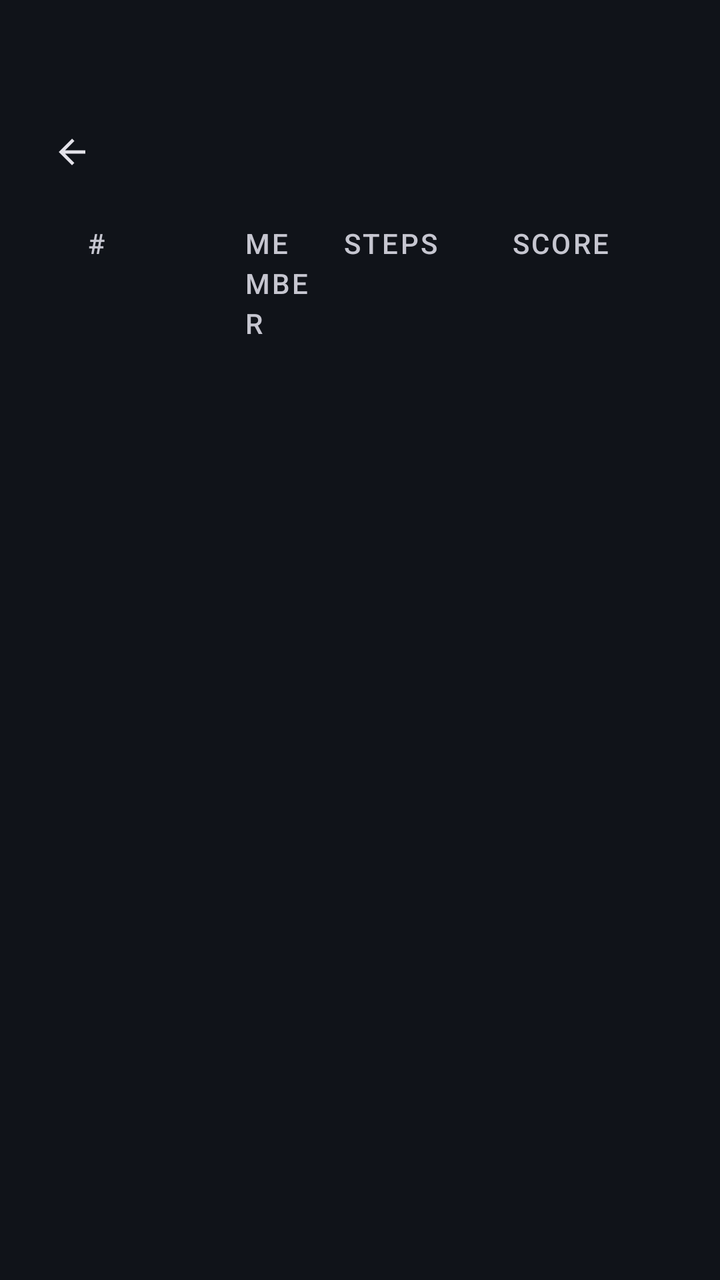
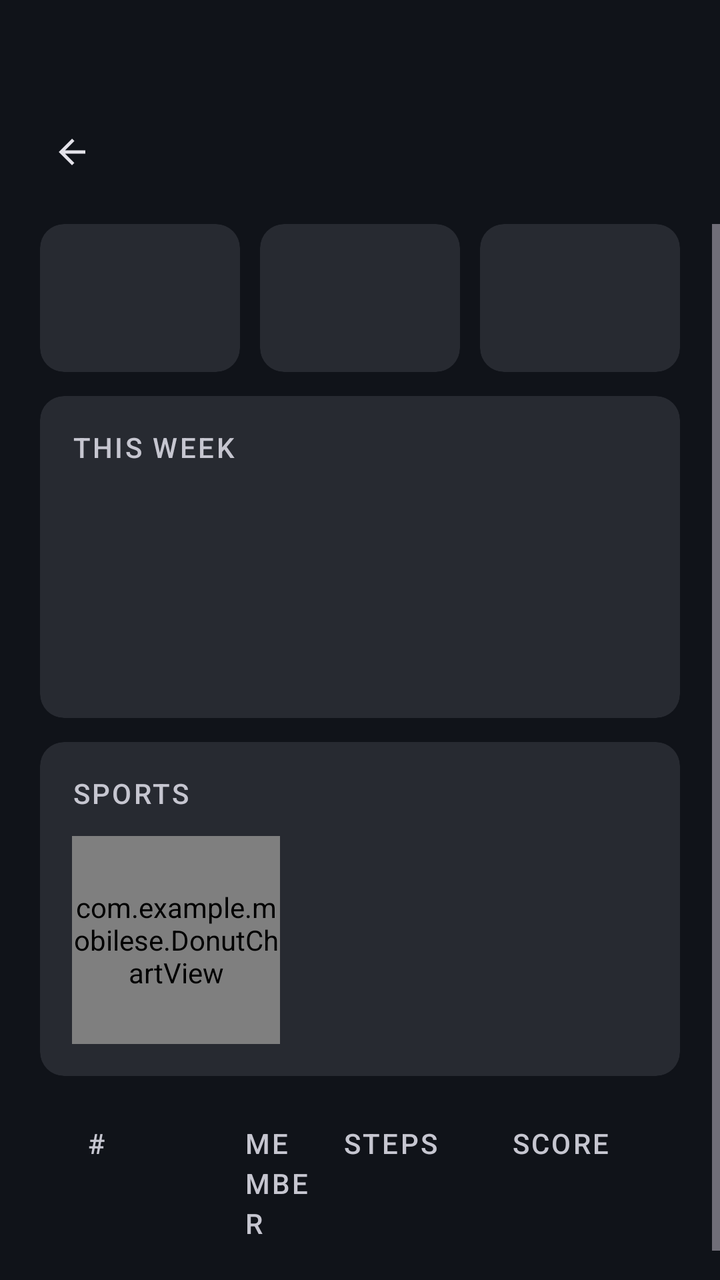

Two renders of the same Android screen: before a commit and after it. Below are the layout's source before the change and the commit's diff.
<!-- AndroidManifest.xml: application theme Theme.MobileSE -->
<!-- res/layout/screen_leaderboard.xml -->
<?xml version="1.0" encoding="utf-8"?>
<androidx.constraintlayout.widget.ConstraintLayout xmlns:android="http://schemas.android.com/apk/res/android"
    xmlns:app="http://schemas.android.com/apk/res-auto"
    android:layout_width="match_parent"
    android:layout_height="match_parent"
    android:background="?attr/colorSurface">

    <include
        android:id="@+id/topBar"
        layout="@layout/part_top_bar"
        app:layout_constraintTop_toTopOf="parent" />

    
    <ScrollView
        android:layout_width="match_parent"
        android:layout_height="0dp"
        android:fillViewport="true"
        android:clipToPadding="false"
        app:layout_constraintTop_toBottomOf="@id/topBar"
        app:layout_constraintBottom_toBottomOf="parent">

        <androidx.constraintlayout.widget.ConstraintLayout
            android:layout_width="match_parent"
            android:layout_height="wrap_content">

        <LinearLayout
            style="@style/ContentColumn"
            android:paddingBottom="24dp">

            <LinearLayout
                android:layout_width="match_parent"
                android:layout_height="wrap_content"
                android:orientation="horizontal"
                android:paddingStart="14dp"
                android:paddingEnd="14dp"
                android:paddingBottom="10dp">

                <TextView
                    style="@style/TextAppearance.CrewFit.SectionLabel"
                    android:layout_width="28dp"
                    android:layout_height="wrap_content"
                    android:gravity="center"
                    android:text="@string/rank_header" />

                <TextView
                    style="@style/TextAppearance.CrewFit.SectionLabel"
                    android:layout_width="0dp"
                    android:layout_height="wrap_content"
                    android:layout_weight="1"
                    android:layout_marginStart="60dp"
                    android:text="@string/member_header" />

                
                <TextView
                    style="@style/TextAppearance.CrewFit.SectionLabel"
                    android:layout_width="@dimen/leaderboard_steps_column"
                    android:layout_height="wrap_content"
                    android:layout_marginStart="8dp"
                    android:gravity="center"
                    android:maxLines="1"
                    android:text="@string/steps_header" />

                <TextView
                    style="@style/TextAppearance.CrewFit.SectionLabel"
                    android:layout_width="@dimen/leaderboard_score_column"
                    android:layout_height="wrap_content"
                    android:layout_marginStart="8dp"
                    android:gravity="center"
                    android:maxLines="1"
                    android:text="@string/score_header" />
            </LinearLayout>

            <LinearLayout
                android:id="@+id/llLeaderboardContainer"
                android:layout_width="match_parent"
                android:layout_height="wrap_content"
                android:orientation="vertical" />
        </LinearLayout>
        </androidx.constraintlayout.widget.ConstraintLayout>
    </ScrollView>

</androidx.constraintlayout.widget.ConstraintLayout>
<!-- res/layout/part_top_bar.xml (included above) -->
<?xml version="1.0" encoding="utf-8"?>
<androidx.constraintlayout.widget.ConstraintLayout xmlns:android="http://schemas.android.com/apk/res/android"
    xmlns:app="http://schemas.android.com/apk/res-auto"
    android:layout_width="match_parent"
    android:layout_height="wrap_content"
    android:paddingTop="@dimen/top_bar_padding_top"
    android:paddingBottom="12dp">

    <com.google.android.material.button.MaterialButton
        android:id="@+id/btnTopBarBack"
        style="@style/Widget.Material3.Button.IconButton"
        android:layout_width="48dp"
        android:layout_height="48dp"
        android:layout_marginStart="12dp"
        android:contentDescription="@string/back_desc"
        app:icon="@drawable/ic_arrow_back"
        app:iconTint="?attr/colorOnSurface"
        app:layout_constraintStart_toStartOf="parent"
        app:layout_constraintTop_toTopOf="parent" />

    <TextView
        android:id="@+id/tvTopBarTitle"
        android:layout_width="0dp"
        android:layout_height="wrap_content"
        android:layout_marginStart="8dp"
        android:layout_marginEnd="@dimen/screen_padding_horizontal"
        android:maxLines="1"
        android:ellipsize="end"
        android:textAppearance="?attr/textAppearanceHeadlineSmall"
        android:textColor="?attr/colorOnSurface"
        app:layout_constraintBottom_toBottomOf="@id/btnTopBarBack"
        app:layout_constraintEnd_toEndOf="parent"
        app:layout_constraintStart_toEndOf="@id/btnTopBarBack"
        app:layout_constraintTop_toTopOf="@id/btnTopBarBack" />
</androidx.constraintlayout.widget.ConstraintLayout>
<!-- resources referenced by this layout -->
<resources>
  <dimen name="leaderboard_score_column">92dp</dimen>
  <dimen name="leaderboard_steps_column">62dp</dimen>
  <dimen name="screen_padding_horizontal">20dp</dimen>
  <dimen name="top_bar_padding_top">52dp</dimen>
  <string name="back_desc">Back</string>
  <string name="member_header">MEMBER</string>
  <string name="rank_header">#</string>
  <string name="score_header">SCORE</string>
  <string name="steps_header">STEPS</string>
  <style name="Theme.MobileSE" parent="Base.Theme.MobileSE" />
  <dimen name="content_max_width">2000dp</dimen>
  <color name="md_on_surface_variant">#C6C6D0</color>
  <color name="md_primary">#AEB6FF</color>
  <color name="md_on_primary">#1B1B5C</color>
  <color name="md_primary_container">#3A3F9E</color>
  <color name="md_on_primary_container">#E0E3FF</color>
  <color name="md_secondary">#6FE7B7</color>
  <color name="md_on_secondary">#00382A</color>
  <color name="md_secondary_container">#00513E</color>
  <color name="md_on_secondary_container">#8CFFD1</color>
  <color name="md_tertiary">#FFB77C</color>
  <color name="md_on_tertiary">#4A2800</color>
  <color name="md_tertiary_container">#6A3B00</color>
  <color name="md_on_tertiary_container">#FFDCC2</color>
  <color name="md_error">#FFB4AB</color>
  <color name="md_on_error">#690005</color>
  <color name="md_error_container">#93000A</color>
  <color name="md_on_error_container">#FFDAD6</color>
  <color name="md_surface">#101319</color>
  <color name="md_on_surface">#E3E2E9</color>
  <color name="md_surface_variant">#45464F</color>
  <color name="md_surface_container_lowest">#0B0E13</color>
  <color name="md_surface_container_low">#181B21</color>
  <color name="md_surface_container">#1C1F26</color>
  <color name="md_surface_container_high">#272A31</color>
  <color name="md_surface_container_highest">#32353C</color>
  <color name="md_outline">#90909A</color>
  <color name="md_outline_variant">#45464F</color>
  <color name="md_inverse_surface">#E3E2E9</color>
  <color name="md_inverse_on_surface">#2E3036</color>
  <style name="ShapeAppearance.CrewFit.Small" parent="ShapeAppearance.Material3.Corner.Small">
          <item name="cornerSize">12dp</item>
      </style>
  <style name="ShapeAppearance.CrewFit.Medium" parent="ShapeAppearance.Material3.Corner.Medium">
          <item name="cornerSize">20dp</item>
      </style>
  <style name="ShapeAppearance.CrewFit.Large" parent="ShapeAppearance.Material3.Corner.Large">
          <item name="cornerSize">28dp</item>
      </style>
  <style name="Widget.CrewFit.BottomNav.Indicator" parent="Widget.Material3.BottomNavigationView.ActiveIndicator">
          <item name="android:color">@android:color/transparent</item>
      </style>
  <style name="MaterialAlertDialog.CrewFit" parent="MaterialAlertDialog.Material3">
          <item name="shapeAppearance">@style/ShapeAppearance.CrewFit.Large</item>
          <item name="backgroundTint">@color/md_surface_container_high</item>
      </style>
  <style name="MaterialAlertDialog.CrewFit.Title" parent="MaterialAlertDialog.Material3.Title.Text">
          <item name="android:textAppearance">?attr/textAppearanceHeadlineSmall</item>
          <item name="android:textColor">@color/md_on_surface</item>
      </style>
  <style name="MaterialAlertDialog.CrewFit.Body" parent="MaterialAlertDialog.Material3.Body.Text">
          <item name="android:textAppearance">?attr/textAppearanceBodyLarge</item>
          <item name="android:textColor">@color/md_on_surface_variant</item>
      </style>
  <style name="Widget.CrewFit.Dialog.Button" parent="Widget.Material3.Button.TextButton.Dialog">
          <item name="android:textColor">@color/md_primary</item>
          <item name="android:textAppearance">?attr/textAppearanceLabelLarge</item>
      </style>
  <!-- unchanged entries left out for length: 9 -->
</resources>

<!-- the commit's change to res/layout/screen_leaderboard.xml (unified diff, before → after) -->
@@ -26,6 +26,13 @@
         <LinearLayout
             style="@style/ContentColumn"
             android:paddingBottom="24dp">
+
+            <include
+                android:id="@+id/crewCharts"
+                layout="@layout/part_crew_charts"
+                android:layout_width="match_parent"
+                android:layout_height="wrap_content"
+                android:layout_marginBottom="24dp" />
 
             <LinearLayout
                 android:layout_width="match_parent"
@@ -116,3 +123,190 @@
         app:layout_constraintStart_toEndOf="@id/btnTopBarBack"
         app:layout_constraintTop_toTopOf="@id/btnTopBarBack" />
 </androidx.constraintlayout.widget.ConstraintLayout>
+<!-- res/layout/part_crew_charts.xml (included above) -->
+<?xml version="1.0" encoding="utf-8"?>
+<LinearLayout xmlns:android="http://schemas.android.com/apk/res/android"
+    xmlns:app="http://schemas.android.com/apk/res-auto"
+    android:layout_width="match_parent"
+    android:layout_height="wrap_content"
+    android:orientation="vertical">
+
+    
+    <LinearLayout
+        android:layout_width="match_parent"
+        android:layout_height="wrap_content"
+        android:baselineAligned="false"
+        android:orientation="horizontal">
+
+        <include
+            android:id="@+id/statWorkouts"
+            layout="@layout/part_member_stat"
+            android:layout_width="0dp"
+            android:layout_height="wrap_content"
+            android:layout_weight="1" />
+
+        <include
+            android:id="@+id/statHours"
+            layout="@layout/part_member_stat"
+            android:layout_width="0dp"
+            android:layout_height="wrap_content"
+            android:layout_weight="1"
+            android:layout_marginStart="10dp" />
+
+        <include
+            android:id="@+id/statKilometres"
+            layout="@layout/part_member_stat"
+            android:layout_width="0dp"
+            android:layout_height="wrap_content"
+            android:layout_weight="1"
+            android:layout_marginStart="10dp" />
+    </LinearLayout>
+
+    
+    <com.google.android.material.card.MaterialCardView
+        style="@style/Widget.CrewFit.Card"
+        android:layout_width="match_parent"
+        android:layout_height="wrap_content"
+        android:layout_marginTop="12dp"
+        app:cardBackgroundColor="?attr/colorSurfaceContainerHigh"
+        app:shapeAppearance="@style/ShapeAppearance.CrewFit.Small">
+
+        <LinearLayout
+            android:layout_width="match_parent"
+            android:layout_height="wrap_content"
+            android:orientation="vertical"
+            android:padding="16dp">
+
+            <LinearLayout
+                android:layout_width="match_parent"
+                android:layout_height="wrap_content"
+                android:baselineAligned="false"
+                android:orientation="horizontal"
+                android:gravity="center_vertical">
+
+                <TextView
+                    style="@style/TextAppearance.CrewFit.SectionLabel"
+                    android:layout_width="0dp"
+                    android:layout_height="wrap_content"
+                    android:layout_weight="1"
+                    android:text="@string/chart_week_label" />
+
+                <TextView
+                    android:id="@+id/tvWeekTotal"
+                    android:layout_width="wrap_content"
+                    android:layout_height="wrap_content"
+                    android:textAppearance="?attr/textAppearanceLabelSmall"
+                    android:textColor="?attr/colorOnSurfaceVariant" />
+            </LinearLayout>
+
+            
+            <LinearLayout
+                android:id="@+id/llWeekBars"
+                android:layout_width="match_parent"
+                android:layout_height="@dimen/chart_week_height"
+                android:layout_marginTop="14dp"
+                android:baselineAligned="false"
+                android:orientation="horizontal"
+                android:gravity="bottom" />
+        </LinearLayout>
+    </com.google.android.material.card.MaterialCardView>
+
+    
+    <com.google.android.material.card.MaterialCardView
+        android:id="@+id/cvSports"
+        style="@style/Widget.CrewFit.Card"
+        android:layout_width="match_parent"
+        android:layout_height="wrap_content"
+        android:layout_marginTop="12dp"
+        app:cardBackgroundColor="?attr/colorSurfaceContainerHigh"
+        app:shapeAppearance="@style/ShapeAppearance.CrewFit.Small">
+
+        <LinearLayout
+            android:layout_width="match_parent"
+            android:layout_height="wrap_content"
+            android:orientation="vertical"
+            android:padding="16dp">
+
+            <TextView
+                style="@style/TextAppearance.CrewFit.SectionLabel"
+                android:layout_width="wrap_content"
+                android:layout_height="wrap_content"
+                android:text="@string/chart_sports_label" />
+
+            <LinearLayout
+                android:layout_width="match_parent"
+                android:layout_height="wrap_content"
+                android:layout_marginTop="12dp"
+                android:baselineAligned="false"
+                android:orientation="horizontal"
+                android:gravity="center_vertical">
+
+                <FrameLayout
+                    android:layout_width="@dimen/donut_size"
+                    android:layout_height="@dimen/donut_size">
+
+                    <com.example.mobilese.DonutChartView
+                        android:id="@+id/donutSports"
+                        android:layout_width="match_parent"
+                        android:layout_height="match_parent" />
+
+                    
+                    <TextView
+                        android:id="@+id/tvDonutCenter"
+                        android:layout_width="wrap_content"
+                        android:layout_height="wrap_content"
+                        android:layout_gravity="center"
+                        android:gravity="center"
+                        android:textAppearance="?attr/textAppearanceTitleMedium"
+                        android:textColor="?attr/colorOnSurface" />
+                </FrameLayout>
+
+                <LinearLayout
+                    android:id="@+id/llSportLegend"
+                    android:layout_width="0dp"
+                    android:layout_height="wrap_content"
+                    android:layout_weight="1"
+                    android:layout_marginStart="18dp"
+                    android:orientation="vertical" />
+            </LinearLayout>
+        </LinearLayout>
+    </com.google.android.material.card.MaterialCardView>
+
+</LinearLayout>
+<!-- res/layout/part_member_stat.xml (included above) -->
+<?xml version="1.0" encoding="utf-8"?>
+<com.google.android.material.card.MaterialCardView xmlns:android="http://schemas.android.com/apk/res/android"
+    xmlns:app="http://schemas.android.com/apk/res-auto"
+    style="@style/Widget.CrewFit.Card"
+    android:layout_width="match_parent"
+    android:layout_height="wrap_content"
+    app:cardBackgroundColor="?attr/colorSurfaceContainerHigh"
+    app:shapeAppearance="@style/ShapeAppearance.CrewFit.Small">
+
+    <LinearLayout
+        android:layout_width="match_parent"
+        android:layout_height="wrap_content"
+        android:orientation="vertical"
+        android:gravity="center"
+        android:paddingTop="14dp"
+        android:paddingBottom="14dp">
+
+        <TextView
+            android:id="@+id/tvStatValue"
+            android:layout_width="wrap_content"
+            android:layout_height="wrap_content"
+            android:maxLines="1"
+            android:textAppearance="?attr/textAppearanceTitleLarge"
+            android:textColor="?attr/colorSecondary" />
+
+        <TextView
+            android:id="@+id/tvStatLabel"
+            android:layout_width="wrap_content"
+            android:layout_height="wrap_content"
+            android:layout_marginTop="2dp"
+            android:maxLines="1"
+            android:textAppearance="?attr/textAppearanceLabelSmall"
+            android:textColor="?attr/colorOnSurfaceVariant" />
+
+    </LinearLayout>
+</com.google.android.material.card.MaterialCardView>
<!-- resource entries referenced after the edit -->
@@ -1,10 +1,14 @@
 <!-- resources referenced by this layout -->
 <resources>
+  <dimen name="chart_week_height">96dp</dimen>
+  <dimen name="donut_size">104dp</dimen>
   <dimen name="leaderboard_score_column">92dp</dimen>
   <dimen name="leaderboard_steps_column">62dp</dimen>
   <dimen name="screen_padding_horizontal">20dp</dimen>
   <dimen name="top_bar_padding_top">52dp</dimen>
   <string name="back_desc">Back</string>
+  <string name="chart_sports_label">SPORTS</string>
+  <string name="chart_week_label">THIS WEEK</string>
   <string name="member_header">MEMBER</string>
   <string name="rank_header">#</string>
   <string name="score_header">SCORE</string>
